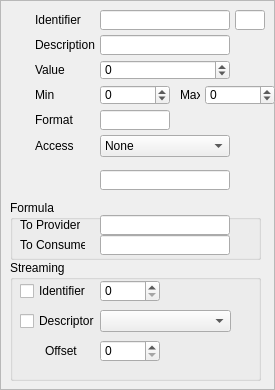
Above: tinyember/TinyEmberPlus/IntegerView.ui from Lawo/ember-plus before the change. Below: the same form after it.
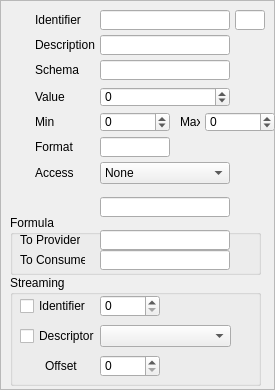
That is the form after the change. Icons and pictures are not drawn.

Commit message: TinyEmber: Added the possibility to set a schema identifier.

What changed in the file:
```diff
--- a/tinyember/TinyEmberPlus/IntegerView.ui
+++ b/tinyember/TinyEmberPlus/IntegerView.ui
@@ -29,7 +29,7 @@
    <property name="geometry">
     <rect>
      <x>35</x>
-     <y>60</y>
+     <y>87</y>
      <width>60</width>
      <height>20</height>
     </rect>
@@ -68,7 +68,7 @@
    <property name="geometry">
     <rect>
      <x>100</x>
-     <y>60</y>
+     <y>87</y>
      <width>130</width>
      <height>20</height>
     </rect>
@@ -123,7 +123,7 @@
    <property name="geometry">
     <rect>
      <x>100</x>
-     <y>85</y>
+     <y>112</y>
      <width>70</width>
      <height>20</height>
     </rect>
@@ -139,7 +139,7 @@
    <property name="geometry">
     <rect>
      <x>205</x>
-     <y>85</y>
+     <y>112</y>
      <width>70</width>
      <height>20</height>
     </rect>
@@ -155,7 +155,7 @@
    <property name="geometry">
     <rect>
      <x>100</x>
-     <y>110</y>
+     <y>137</y>
      <width>70</width>
      <height>20</height>
     </rect>
@@ -168,7 +168,7 @@
    <property name="geometry">
     <rect>
      <x>180</x>
-     <y>85</y>
+     <y>112</y>
      <width>20</width>
      <height>20</height>
     </rect>
@@ -181,7 +181,7 @@
    <property name="geometry">
     <rect>
      <x>35</x>
-     <y>110</y>
+     <y>137</y>
      <width>60</width>
      <height>20</height>
     </rect>
@@ -194,7 +194,7 @@
    <property name="geometry">
     <rect>
      <x>35</x>
-     <y>85</y>
+     <y>112</y>
      <width>60</width>
      <height>20</height>
     </rect>
@@ -239,7 +239,7 @@
    <property name="geometry">
     <rect>
      <x>10</x>
-     <y>60</y>
+     <y>87</y>
      <width>16</width>
      <height>16</height>
     </rect>
@@ -255,7 +255,7 @@
    <property name="geometry">
     <rect>
      <x>10</x>
-     <y>85</y>
+     <y>112</y>
      <width>16</width>
      <height>20</height>
     </rect>
@@ -271,7 +271,7 @@
    <property name="geometry">
     <rect>
      <x>10</x>
-     <y>110</y>
+     <y>137</y>
      <width>16</width>
      <height>20</height>
     </rect>
@@ -287,7 +287,7 @@
    <property name="geometry">
     <rect>
      <x>10</x>
-     <y>135</y>
+     <y>162</y>
      <width>16</width>
      <height>20</height>
     </rect>
@@ -303,7 +303,7 @@
    <property name="geometry">
     <rect>
      <x>35</x>
-     <y>135</y>
+     <y>162</y>
      <width>60</width>
      <height>22</height>
     </rect>
@@ -316,7 +316,7 @@
    <property name="geometry">
     <rect>
      <x>100</x>
-     <y>135</y>
+     <y>162</y>
      <width>130</width>
      <height>22</height>
     </rect>
@@ -362,9 +362,9 @@
    <property name="geometry">
     <rect>
      <x>10</x>
-     <y>260</y>
+     <y>275</y>
      <width>251</width>
-     <height>121</height>
+     <height>111</height>
     </rect>
    </property>
    <property name="title">
@@ -444,7 +444,7 @@
    <property name="geometry">
     <rect>
      <x>100</x>
-     <y>170</y>
+     <y>197</y>
      <width>130</width>
      <height>20</height>
     </rect>
@@ -457,7 +457,7 @@
    <property name="geometry">
     <rect>
      <x>10</x>
-     <y>200</y>
+     <y>215</y>
      <width>251</width>
      <height>60</height>
     </rect>
@@ -524,6 +524,32 @@
     </property>
    </widget>
   </widget>
+  <widget class="QLineEdit" name="schemaText">
+   <property name="geometry">
+    <rect>
+     <x>100</x>
+     <y>60</y>
+     <width>130</width>
+     <height>20</height>
+    </rect>
+   </property>
+   <property name="readOnly">
+    <bool>false</bool>
+   </property>
+  </widget>
+  <widget class="QLabel" name="label_17">
+   <property name="geometry">
+    <rect>
+     <x>35</x>
+     <y>60</y>
+     <width>60</width>
+     <height>20</height>
+    </rect>
+   </property>
+   <property name="text">
+    <string>Schema</string>
+   </property>
+  </widget>
  </widget>
  <resources>
   <include location="MainWindow.qrc"/>
```
Left out of the diff: 17 changed lines with no effect on the pictures. The commit also changes 28 other files.
